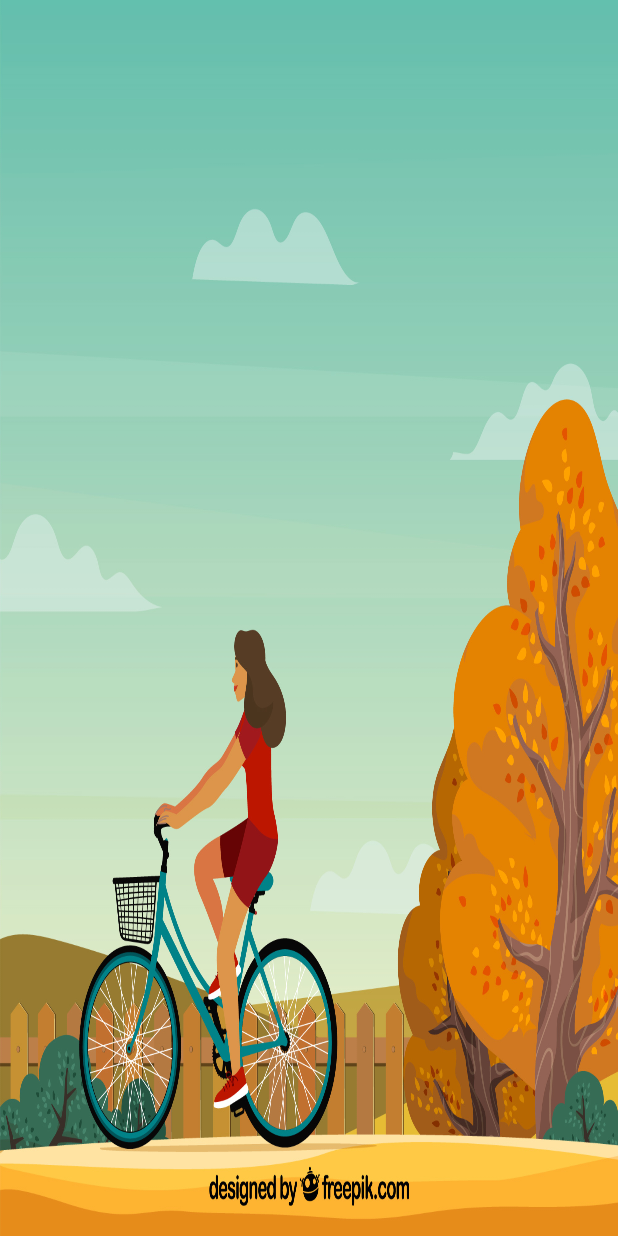
After one commit to Vitaliy336/Map, an Android app: the SplashActivity screen opened directly, with no data from a screen before it, on a phone screen of 412 x 824 dp. The commit adds this screen. Run offline under Robolectric (Android 15) with nearby library versions, the phone set to English and light mode, and no system bars; 1 statement that could not run was skipped.

Commit message:
modif and splash

```diff
--- a/app/build.gradle
+++ b/app/build.gradle
@@ -26,6 +26,7 @@ dependencies {
     })
 
 
+
     compile 'com.android.support:appcompat-v7:26.+'
     compile 'com.android.support:design:26.+'
     compile 'com.sa90.materialarcmenu:library:1.4'
@@ -37,6 +38,5 @@ dependencies {
     compile 'com.google.android.gms:play-services-maps:11.0.2'
     compile 'com.google.android.gms:play-services-location:11.0.2'
     compile 'com.android.support.constraint:constraint-layout:1.0.2'
-
     testCompile 'junit:junit:4.12'
 }
--- /dev/null
+++ b/app/src/main/java/com/example/vitaliy/map/activity/SplashActivity.java
@@ -0,0 +1,21 @@
+package com.example.vitaliy.map.activity;
+
+import android.content.Intent;
+import android.os.Bundle;
+import android.support.annotation.Nullable;
+import android.support.v7.app.AppCompatActivity;
+
+/**
+ * Created by Vitaliy on 9/12/2017.
+ */
+
+public class SplashActivity extends AppCompatActivity {
+
+    @Override
+    protected void onCreate(Bundle savedInstanceState) {
+        super.onCreate(savedInstanceState);
+        Intent intent = new Intent(this, MapsActivity.class);
+        startActivity(intent);
+        finish();
+    }
+}
--- a/app/src/main/res/values/styles.xml
+++ b/app/src/main/res/values/styles.xml
@@ -5,7 +5,11 @@
         <!-- Customize your theme here. -->
         <item name="colorPrimary">@color/colorPrimary</item>
         <item name="colorPrimaryDark">@color/colorPrimaryDark</item>
-        <item name="colorAccent">@color/colorAccent</item>
+        <item name="colorAccent">@color/colorGreen</item>
+    </style>
+
+    <style name="SplashTheme" parent="Theme.AppCompat.NoActionBar">
+        <item name="android:windowBackground">@drawable/bk</item>
     </style>
 
 </resources>
```
Also changed, not shown: app/src/main/AndroidManifest.xml (+6 -1 lines), app/src/main/java/com/example/vitaliy/map/activity/MapsActivity.java (+60 -55 lines), app/src/main/res/layout/activity_maps.xml (+9 -16 lines), app/src/main/res/drawable/bk.jpg (added).
